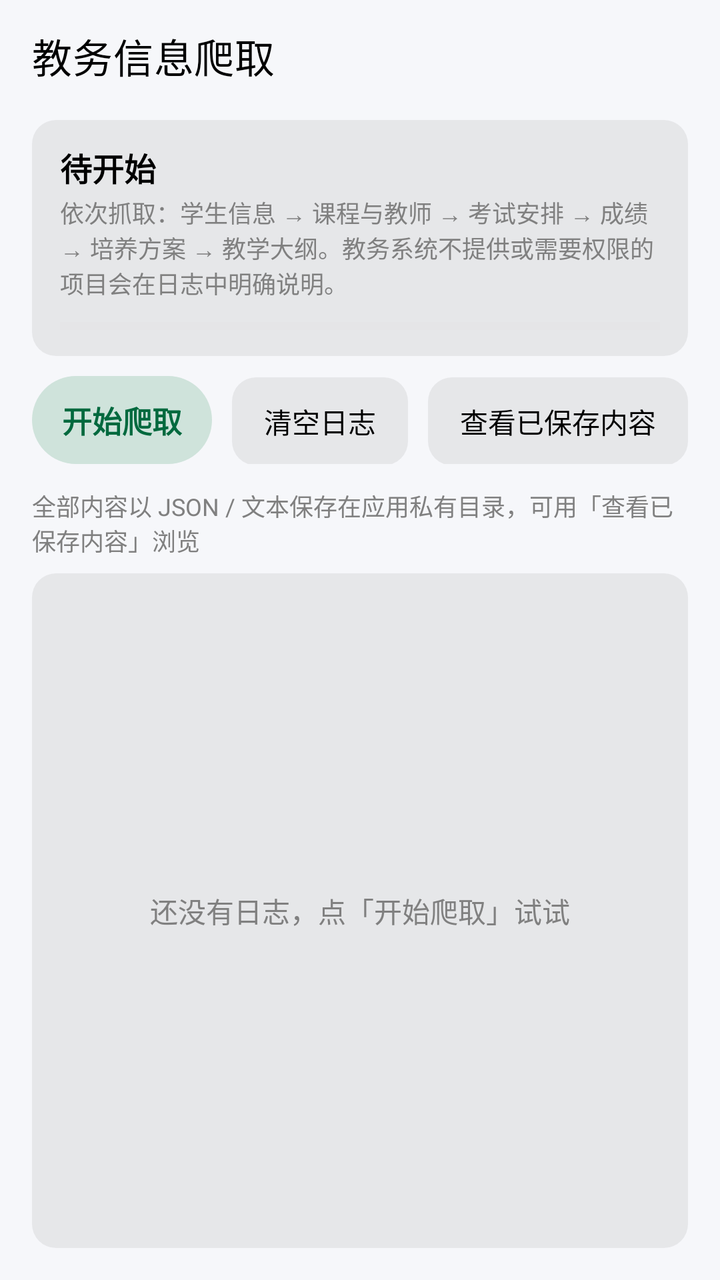
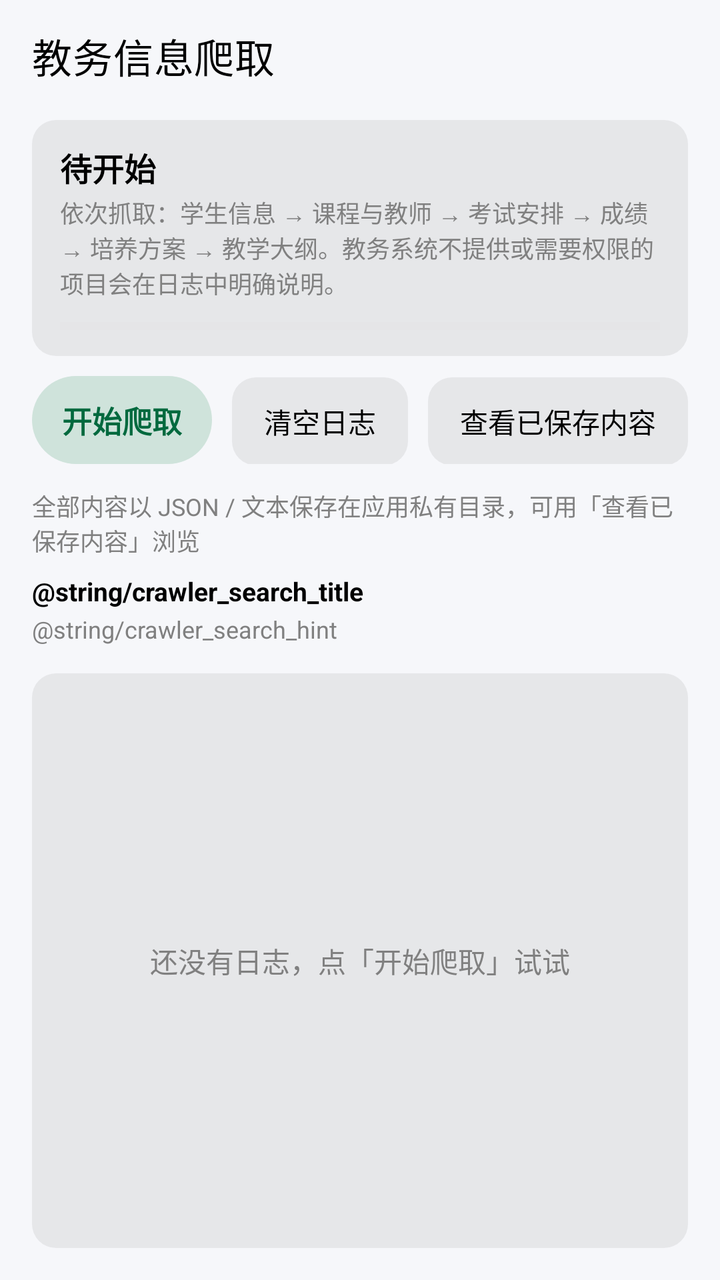

Compare the two renders of this Android layout. The source of the first and the diff that turns it into the second are given below.
<!-- AndroidManifest.xml: application theme AppTheme -->
<!-- res/layout/activity_crawler.xml -->
<?xml version="1.0" encoding="utf-8"?>
<LinearLayout xmlns:android="http://schemas.android.com/apk/res/android"
    xmlns:app="http://schemas.android.com/apk/res-auto"
    android:layout_width="match_parent"
    android:layout_height="match_parent"
    android:background="?attr/backgroundColorBottom"
    android:orientation="vertical">

    <com.google.android.material.appbar.MaterialToolbar
        android:id="@+id/toolbar"
        android:layout_width="match_parent"
        android:layout_height="?attr/actionBarSize"
        android:background="?attr/backgroundColorBottom"
        app:title="@string/crawler_title"
        app:titleTextColor="?attr/textColorPrimary" />

    <LinearLayout
        android:layout_width="match_parent"
        android:layout_height="wrap_content"
        android:layout_marginStart="16dp"
        android:layout_marginTop="4dp"
        android:layout_marginEnd="16dp"
        android:background="@drawable/element_rounded_bar_grey_light_24"
        android:orientation="vertical"
        android:paddingStart="14dp"
        android:paddingTop="12dp"
        android:paddingEnd="14dp"
        android:paddingBottom="12dp">

        <TextView
            android:id="@+id/progress_title"
            android:layout_width="match_parent"
            android:layout_height="wrap_content"
            android:text="@string/crawler_state_idle"
            android:textColor="?attr/textColorPrimary"
            android:textSize="16sp"
            android:textStyle="bold" />

        <TextView
            android:id="@+id/progress_sub"
            android:layout_width="match_parent"
            android:layout_height="wrap_content"
            android:layout_marginTop="2dp"
            android:text="@string/crawler_scope_hint"
            android:textColor="?attr/textColorSecondary"
            android:textSize="12sp" />

        <ProgressBar
            android:id="@+id/progress_bar"
            style="?android:attr/progressBarStyleHorizontal"
            android:layout_width="match_parent"
            android:layout_height="6dp"
            android:layout_marginTop="10dp"
            android:max="100"
            android:progress="0"
            android:progressTint="?attr/colorPrimary"
            android:progressBackgroundTint="?attr/colorControlDisabled" />
    </LinearLayout>

    <LinearLayout
        android:layout_width="match_parent"
        android:layout_height="wrap_content"
        android:layout_marginStart="16dp"
        android:layout_marginTop="10dp"
        android:layout_marginEnd="16dp"
        android:orientation="horizontal">

        <TextView
            android:id="@+id/start"
            android:layout_width="0dp"
            android:layout_height="44dp"
            android:layout_weight="1"
            android:background="@drawable/element_rounded_button_bg_primary_light"
            android:gravity="center"
            android:text="@string/crawler_start"
            android:textColor="?attr/colorPrimary"
            android:textSize="15sp"
            android:textStyle="bold" />

        <TextView
            android:id="@+id/clear_log"
            android:layout_width="wrap_content"
            android:layout_height="44dp"
            android:layout_marginStart="10dp"
            android:background="@drawable/element_rounded_bar_grey_light_24"
            android:gravity="center"
            android:paddingStart="16dp"
            android:paddingEnd="16dp"
            android:text="@string/crawler_clear_log"
            android:textColor="?attr/textColorPrimary"
            android:textSize="14sp" />

        <TextView
            android:id="@+id/open_dir"
            android:layout_width="wrap_content"
            android:layout_height="44dp"
            android:layout_marginStart="10dp"
            android:background="@drawable/element_rounded_bar_grey_light_24"
            android:gravity="center"
            android:paddingStart="16dp"
            android:paddingEnd="16dp"
            android:text="@string/crawler_open_dir"
            android:textColor="?attr/textColorPrimary"
            android:textSize="14sp" />
    </LinearLayout>

    <LinearLayout
        android:layout_width="match_parent"
        android:layout_height="wrap_content"
        android:layout_marginStart="16dp"
        android:layout_marginTop="12dp"
        android:layout_marginEnd="16dp"
        android:gravity="center_vertical"
        android:orientation="horizontal">

        <TextView
            android:layout_width="0dp"
            android:layout_height="wrap_content"
            android:layout_weight="1"
            android:text="@string/crawler_index_hint"
            android:textColor="?attr/textColorSecondary"
            android:textSize="12sp" />

        <TextView
            android:id="@+id/saved_count"
            android:layout_width="wrap_content"
            android:layout_height="wrap_content"
            android:textColor="?attr/colorPrimary"
            android:textSize="12sp"
            android:textStyle="bold" />
    </LinearLayout>

    
    <FrameLayout
        android:layout_width="match_parent"
        android:layout_height="0dp"
        android:layout_marginStart="16dp"
        android:layout_marginTop="8dp"
        android:layout_marginEnd="16dp"
        android:layout_marginBottom="16dp"
        android:layout_weight="1">

        <androidx.recyclerview.widget.RecyclerView
            android:id="@+id/log_list"
            android:layout_width="match_parent"
            android:layout_height="match_parent"
            android:background="@drawable/element_rounded_bar_grey_light_24"
            android:clipToPadding="false"
            android:overScrollMode="never"
            android:paddingTop="8dp"
            android:paddingBottom="8dp" />

        <TextView
            android:id="@+id/log_empty"
            android:layout_width="match_parent"
            android:layout_height="match_parent"
            android:gravity="center"
            android:text="@string/crawler_log_empty"
            android:textColor="?attr/textColorSecondary"
            android:textSize="14sp" />
    </FrameLayout>

</LinearLayout>
<!-- resources referenced by this layout -->
<resources>
  <!-- drawable element_rounded_bar_grey_light_24 (drawable) -->
  <?xml version="1.0" encoding="utf-8"?>
  <shape xmlns:android="http://schemas.android.com/apk/res/android">
      <corners android:radius="12dp" />
      <solid android:color="#11000000" />
  </shape>
  <!-- drawable element_rounded_button_bg_primary_light (drawable) -->
  <?xml version="1.0" encoding="utf-8"?>
  <shape xmlns:android="http://schemas.android.com/apk/res/android"
      android:tint="?attr/backgroundColorBottomAsTint"
      android:tintMode="src_over">
      <corners android:radius="24dp" />
      <solid android:color="?attr/colorPrimary" />
  
  </shape>
  <string name="crawler_clear_log">清空日志</string>
  <string name="crawler_index_hint">全部内容以 JSON / 文本保存在应用私有目录，可用「查看已保存内容」浏览</string>
  <string name="crawler_log_empty">还没有日志，点「开始爬取」试试</string>
  <string name="crawler_open_dir">查看已保存内容</string>
  <string name="crawler_scope_hint">依次抓取：学生信息 → 课程与教师 → 考试安排 → 成绩 → 培养方案 → 教学大纲。教务系统不提供或需要权限的项目会在日志中明确说明。</string>
  <string name="crawler_start">开始爬取</string>
  <string name="crawler_state_idle">待开始</string>
  <string name="crawler_title">教务信息爬取</string>
  <style name="AppTheme" parent="Theme.MaterialComponents.DayNight.NoActionBar">
          
          <item name="colorPrimary">@color/cruel_summer_primary</item>
          <item name="colorPrimaryVariant">@color/cruel_summer_primary</item>
          <item name="colorOnPrimary">@color/white</item>
          
          <item name="colorFade">#736dfe</item>
          <item name="colorPrimaryDisabled">@color/cruel_summer_primary_disabled</item>
          <item name="colorSecondary">@color/cruel_summer_primary</item>
          <item name="colorSecondaryVariant">@color/cruel_summer_primary</item>
          <item name="colorOnSecondary">@color/black</item>
          <item name="backgroundColorBar">#70e7e7f2</item>
          
          <item name="android:statusBarColor">#00000000</item>
          
          <item name="backgroundColorBottom">#F6F7Fa</item>
          <item name="backgroundColorBottomAsTint">#CFFFFFFF</item>
          <item name="backgroundColorSecond">#FFFFFF</item>
          <item name="backgroundColorSecondAsTint">#CFFAFAFA</item>
          <item name="textColorPrimary">#FF000000</item>
          <item name="textColorSecondary">#FF808080</item>
          <item name="colorControlDisabled">#FFE0E0E0</item>
          <item name="backgroundIconColorBottom">#11304ffe</item>
  
          
          <item name="android:windowLightStatusBar">true</item>
      </style>
  <color name="cruel_summer_primary">#00693E</color>
  <color name="white">#FFFFFFFF</color>
  <color name="cruel_summer_primary_disabled">#bfd4c9</color>
  <color name="black">#FF000000</color>
</resources>

<!-- the commit's change to res/layout/activity_crawler.xml (unified diff, before → after) -->
@@ -131,6 +131,39 @@
     </LinearLayout>
 
     
+    <LinearLayout
+        android:layout_width="match_parent"
+        android:layout_height="wrap_content"
+        android:layout_marginStart="16dp"
+        android:layout_marginTop="8dp"
+        android:layout_marginEnd="16dp"
+        android:orientation="vertical">
+
+        <TextView
+            android:layout_width="match_parent"
+            android:layout_height="wrap_content"
+            android:text="@string/crawler_search_title"
+            android:textColor="?attr/textColorPrimary"
+            android:textSize="13sp"
+            android:textStyle="bold" />
+
+        <TextView
+            android:layout_width="match_parent"
+            android:layout_height="wrap_content"
+            android:layout_marginTop="2dp"
+            android:text="@string/crawler_search_hint"
+            android:textColor="?attr/textColorSecondary"
+            android:textSize="12sp" />
+
+        <LinearLayout
+            android:id="@+id/search_box"
+            android:layout_width="match_parent"
+            android:layout_height="wrap_content"
+            android:layout_marginTop="6dp"
+            android:orientation="horizontal" />
+    </LinearLayout>
+
+    
     <FrameLayout
         android:layout_width="match_parent"
         android:layout_height="0dp"
